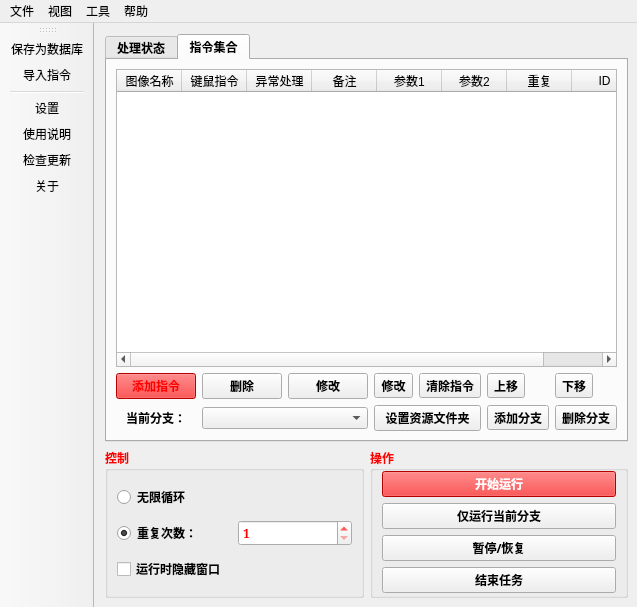
Qt form 窗体/mainwindow.ui (FsterThanLight/automatic_clicker_2) before a commit.
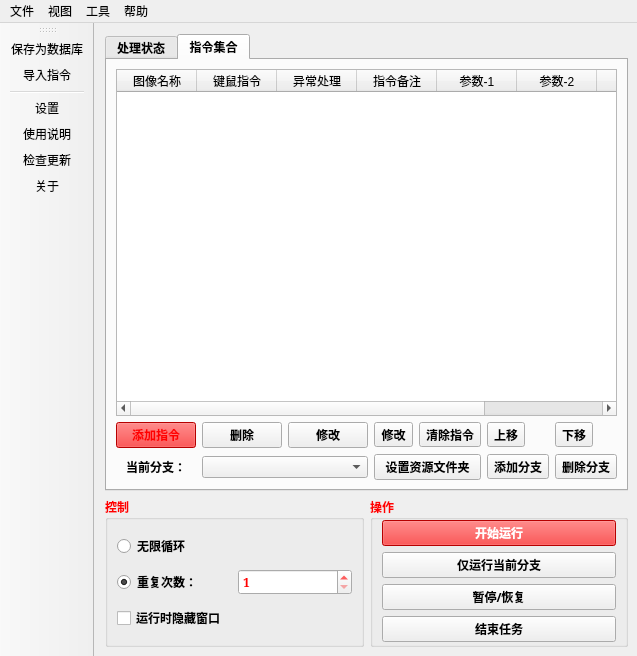
The same form after that commit. Icons and pictures are not drawn.

Patch:
```diff
--- a/窗体/mainwindow.ui
+++ b/窗体/mainwindow.ui
@@ -7,7 +7,7 @@
     <x>0</x>
     <y>0</y>
     <width>575</width>
-    <height>607</height>
+    <height>656</height>
    </rect>
   </property>
   <property name="font">
@@ -936,7 +936,7 @@
            <number>20</number>
           </attribute>
           <attribute name="horizontalHeaderDefaultSectionSize">
-           <number>65</number>
+           <number>80</number>
           </attribute>
           <attribute name="horizontalHeaderShowSortIndicator" stdset="0">
            <bool>false</bool>
@@ -970,7 +970,7 @@
           </column>
           <column>
            <property name="text">
-            <string>备注</string>
+            <string>指令备注</string>
            </property>
            <property name="textAlignment">
             <set>AlignCenter</set>
@@ -978,7 +978,7 @@
           </column>
           <column>
            <property name="text">
-            <string>参数1</string>
+            <string>参数-1</string>
            </property>
            <property name="textAlignment">
             <set>AlignCenter</set>
@@ -986,7 +986,7 @@
           </column>
           <column>
            <property name="text">
-            <string>参数2</string>
+            <string>参数-2</string>
            </property>
            <property name="textAlignment">
             <set>AlignCenter</set>
```
